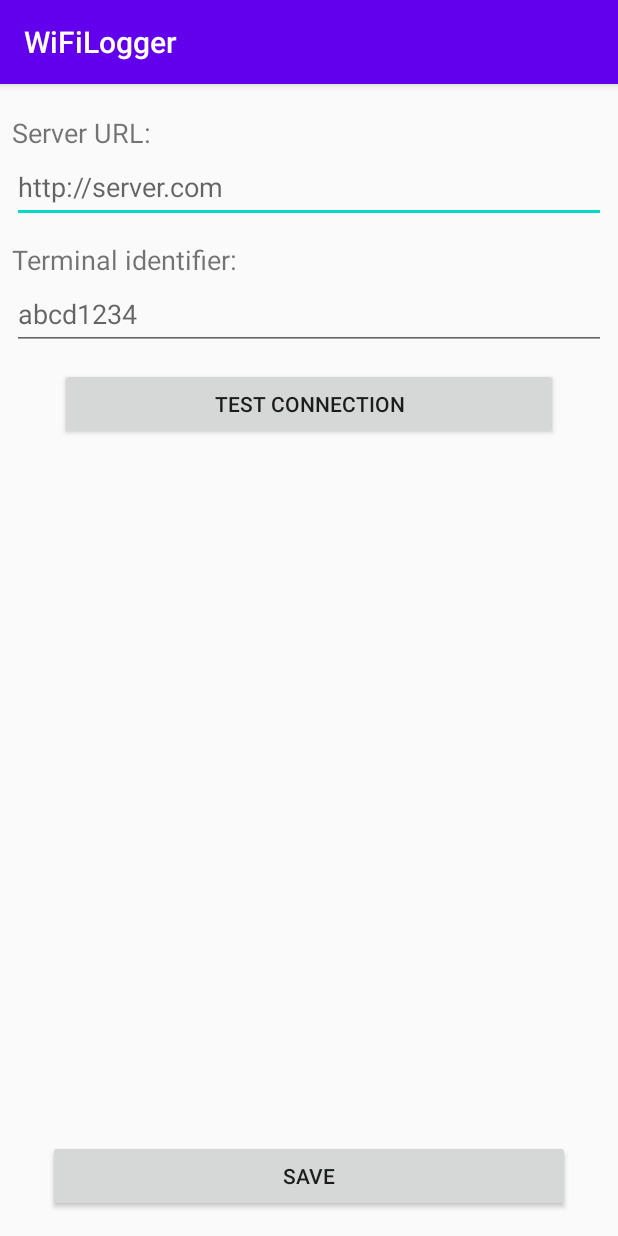
After one commit to VladimirValkov/WiFiTracker, an Android app: the OptionsActivity screen opened directly, with no data from a screen before it, on a phone screen of 412 x 824 dp. The commit adds this screen. Run offline under Robolectric (Android 15) with nearby library versions, the phone set to English and light mode, and no system bars; our stand-ins replace Room's generated code.

Commit message:
created setting and view_log_data activities

```diff
--- /dev/null
+++ b/src/Android/app/src/main/java/valkov/vladimir/wifilogger/OptionsActivity.java
@@ -0,0 +1,51 @@
+package valkov.vladimir.wifilogger;
+
+import androidx.appcompat.app.AppCompatActivity;
+
+import android.os.Bundle;
+import android.view.View;
+import android.widget.Button;
+import android.widget.EditText;
+import android.widget.Toast;
+
+import valkov.vladimir.wifilogger.db.MainDB;
+import valkov.vladimir.wifilogger.db.Options;
+import valkov.vladimir.wifilogger.db.OptionsDao;
+
+public class OptionsActivity extends AppCompatActivity {
+    EditText urlBox;
+    EditText terminalIdBox;
+    Options options = null;
+
+    @Override
+    protected void onCreate(Bundle savedInstanceState) {
+        super.onCreate(savedInstanceState);
+        setContentView(R.layout.activity_options);
+
+        MainDB db = MainDB.getInstance(this);
+
+        Button saveButton = findViewById(R.id.save_button);
+        Button testButton = findViewById(R.id.test_button);
+        urlBox = findViewById(R.id.url_edittext);
+        terminalIdBox = findViewById(R.id.terminal_id_edittext);
+
+        options = db.optionsDao().getOptions();
+        if (options == null)
+        {
+            db.optionsDao().insertOptions(new Options());
+            options = db.optionsDao().getOptions();
+        }
+        urlBox.setText(options.serverURL);
+        terminalIdBox.setText(options.identifier);
+
+        saveButton.setOnClickListener(new View.OnClickListener() {
+            @Override
+            public void onClick(View view) {
+                options.serverURL = urlBox.getText().toString();
+                options.identifier = terminalIdBox.getText().toString();
+                db.optionsDao().updateOptions(options);
+                Toast.makeText(OptionsActivity.this,"Options updated", Toast.LENGTH_SHORT).show();
+            }
+        });
+    }
+}
--- a/src/Android/app/src/main/java/valkov/vladimir/wifilogger/db/MainDB.java
+++ b/src/Android/app/src/main/java/valkov/vladimir/wifilogger/db/MainDB.java
@@ -1,7 +1,6 @@
 package valkov.vladimir.wifilogger.db;
 
 import android.content.Context;
-import android.support.annotation.NonNull;
 
 import androidx.room.AutoMigration;
 import androidx.room.Database;
@@ -11,7 +10,7 @@ import androidx.room.migration.Migration;
 import androidx.sqlite.db.SupportSQLiteDatabase;
 
 
-@Database(entities = {LogData.class}, version = 1, exportSchema = true
+@Database(entities = {LogData.class, Options.class}, version = 1, exportSchema = true
 //        autoMigrations = {
 //                //@AutoMigration(from = 1, to = 2),
 //                @AutoMigration (from = 2, to = 3),
@@ -21,6 +20,8 @@ import androidx.sqlite.db.SupportSQLiteDatabase;
 )
 public abstract class MainDB extends RoomDatabase {
     public abstract LogDao logDao();
+
+    public abstract OptionsDao optionsDao();
 
     private static volatile MainDB instance = null;
 
--- /dev/null
+++ b/src/Android/app/src/main/java/valkov/vladimir/wifilogger/db/Options.java
@@ -0,0 +1,17 @@
+package valkov.vladimir.wifilogger.db;
+
+import androidx.room.ColumnInfo;
+import androidx.room.Entity;
+import androidx.room.PrimaryKey;
+
+@Entity
+public class Options {
+    @PrimaryKey(autoGenerate = true)
+    public int id;
+
+    @ColumnInfo(name = "server_url")
+    public String serverURL;
+
+    @ColumnInfo(name = "identifier")
+    public String identifier;
+}
--- /dev/null
+++ b/src/Android/app/src/main/java/valkov/vladimir/wifilogger/db/OptionsDao.java
@@ -0,0 +1,22 @@
+package valkov.vladimir.wifilogger.db;
+
+import java.util.Date;
+import java.util.List;
+
+import androidx.room.Dao;
+import androidx.room.Delete;
+import androidx.room.Insert;
+import androidx.room.Query;
+import androidx.room.Update;
+
+@Dao
+public interface OptionsDao {
+    @Insert
+    void insertOptions(Options options);
+
+    @Update
+    void updateOptions(Options options);
+
+    @Query("SELECT * FROM Options limit 1")
+    Options getOptions();
+}
--- a/src/Android/app/src/main/res/layout/activity_main.xml
+++ b/src/Android/app/src/main/res/layout/activity_main.xml
@@ -1,5 +1,5 @@
 <?xml version="1.0" encoding="utf-8"?>
-<android.support.constraint.ConstraintLayout xmlns:android="http://schemas.android.com/apk/res/android"
+<androidx.constraintlayout.widget.ConstraintLayout xmlns:android="http://schemas.android.com/apk/res/android"
     xmlns:app="http://schemas.android.com/apk/res-auto"
     xmlns:tools="http://schemas.android.com/tools"
     android:layout_width="match_parent"
@@ -54,4 +54,4 @@
         app:layout_constraintStart_toStartOf="parent"
         app:layout_constraintTop_toBottomOf="@+id/button_options" />
 
-</android.support.constraint.ConstraintLayout>
+</androidx.constraintlayout.widget.ConstraintLayout>
--- /dev/null
+++ b/src/Android/app/src/main/res/layout/activity_options.xml
@@ -0,0 +1,83 @@
+<?xml version="1.0" encoding="utf-8"?>
+<androidx.constraintlayout.widget.ConstraintLayout xmlns:android="http://schemas.android.com/apk/res/android"
+    xmlns:app="http://schemas.android.com/apk/res-auto"
+    xmlns:tools="http://schemas.android.com/tools"
+    android:layout_width="match_parent"
+    android:layout_height="match_parent"
+    tools:context=".OptionsActivity">
+
+    <ScrollView
+        android:id="@+id/scrollView2"
+        android:layout_width="0dp"
+        android:layout_height="0dp"
+        android:layout_marginStart="8dp"
+        android:layout_marginTop="8dp"
+        android:layout_marginEnd="8dp"
+        app:layout_constraintBottom_toTopOf="@+id/save_button"
+        app:layout_constraintEnd_toEndOf="parent"
+        app:layout_constraintStart_toStartOf="parent"
+        app:layout_constraintTop_toTopOf="parent">
+
+        <LinearLayout
+            android:layout_width="match_parent"
+            android:layout_height="wrap_content"
+            android:orientation="vertical">
+
+            <TextView
+                android:id="@+id/textView4"
+                android:layout_width="match_parent"
+                android:layout_height="wrap_content"
+                android:layout_marginTop="12dp"
+                android:text="Server URL:"
+                android:textAppearance="@style/TextAppearance.AppCompat.Small"
+                android:textSize="18sp" />
+
+            <EditText
+                android:id="@+id/url_edittext"
+                android:layout_width="match_parent"
+                android:layout_height="wrap_content"
+                android:ems="10"
+                android:hint="http://server.com"
+                android:inputType="textUri|textWebEditText"
+                android:minHeight="48dp" />
+
+            <TextView
+                android:id="@+id/textView5"
+                android:layout_width="match_parent"
+                android:layout_height="wrap_content"
+                android:layout_marginTop="12dp"
+                android:text="Terminal identifier:"
+                android:textSize="18sp" />
+
+            <EditText
+                android:id="@+id/terminal_id_edittext"
+                android:layout_width="match_parent"
+                android:layout_height="wrap_content"
+                android:ems="10"
+                android:hint="abcd1234"
+                android:inputType="textPersonName"
+                android:minHeight="48dp" />
+
+            <Button
+                android:id="@+id/test_button"
+                android:layout_width="match_parent"
+                android:layout_height="wrap_content"
+                android:layout_marginStart="32dp"
+                android:layout_marginTop="12dp"
+                android:layout_marginEnd="32dp"
+                android:text="Test Connection" />
+        </LinearLayout>
+    </ScrollView>
+
+    <Button
+        android:id="@+id/save_button"
+        android:layout_width="0dp"
+        android:layout_height="wrap_content"
+        android:layout_marginStart="32dp"
+        android:layout_marginEnd="32dp"
+        android:layout_marginBottom="16dp"
+        android:text="Save"
+        app:layout_constraintBottom_toBottomOf="parent"
+        app:layout_constraintEnd_toEndOf="parent"
+        app:layout_constraintStart_toStartOf="parent" />
+</androidx.constraintlayout.widget.ConstraintLayout>
```
Also changed, not shown: src/Android/app/build.gradle (+6 -2 lines), src/Android/app/src/main/AndroidManifest.xml (+9 -2 lines), src/Android/app/src/main/java/valkov/vladimir/wifilogger/LoggedDataActivity.java (added, +131 -0 lines), src/Android/app/src/main/java/valkov/vladimir/wifilogger/MainActivity.java (+26 -13 lines), src/Android/app/src/main/res/layout/activity_logged_data.xml (added, +24 -0 lines), src/Android/app/src/main/res/menu/view_data_menu.xml (added, +10 -0 lines).
